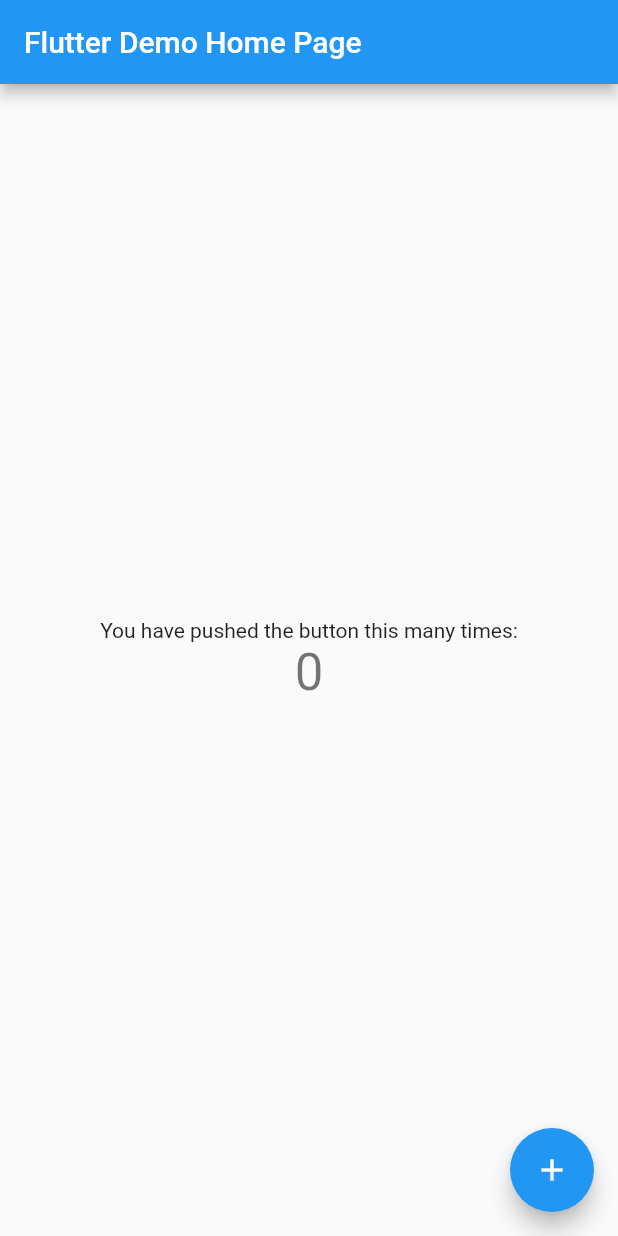
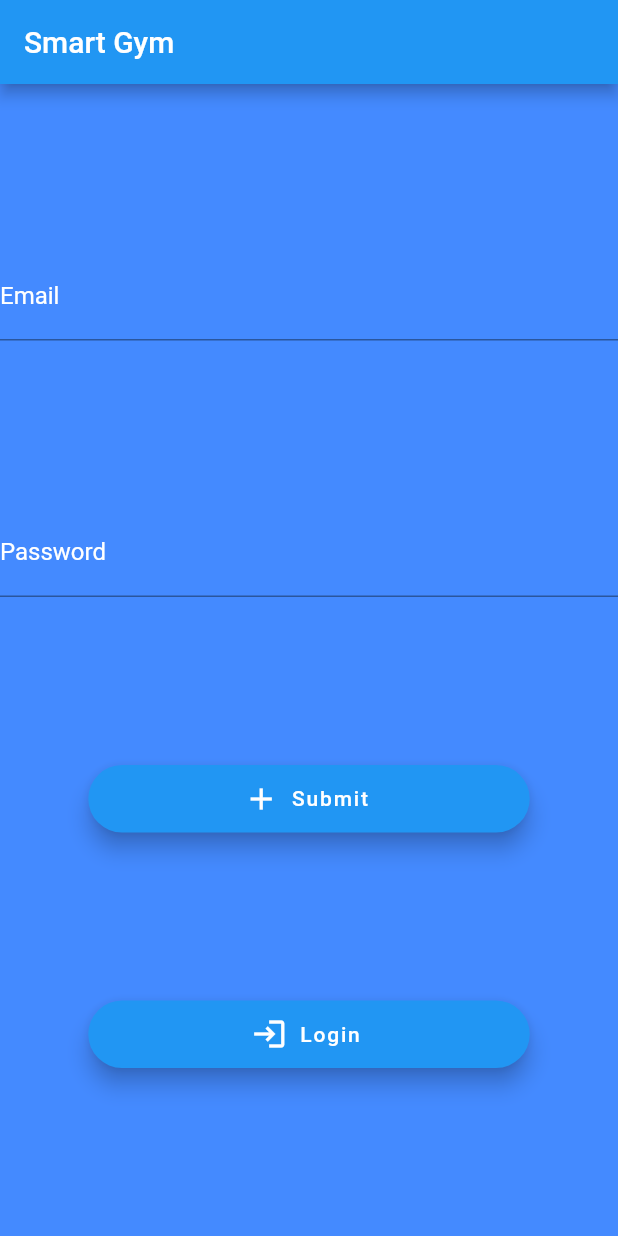
Before and after one commit to ashwin2201/SmartGym, a Flutter app: the screen it shows after launch, on a phone screen of 412 x 824 dp. Run offline on Flutter 3.47's test engine with Material 2 defaults, Android fonts, the phone set to English and light mode, and no system bars; our stand-ins replace firebase_core; missing offline and left inert: dart:html; accounts and stored records are empty.

Commit message:
added login page

```diff
--- /dev/null
+++ b/cloud_functions/flutterfire.dart
@@ -0,0 +1,17 @@
+import 'package:firebase_core/firebase_core.dart';
+import '../lib/firebase_options.dart';
+import 'package:firebase_auth/firebase_auth.dart';
+
+Future<void> register(String email, String password) async {
+  try {} on FirebaseAuthException catch (e) {
+    if (e.code == 'weak-password') {
+      print('The password provided is too weak.');
+    } else if (e.code == 'email-already-in-use') {
+      print('The account already exists for that email.');
+    }
+  } catch (e) {
+    print(e);
+  }
+}
+
+Future<void> login(String email, String passsword) async {}
--- a/lib/main.dart
+++ b/lib/main.dart
@@ -1,115 +1,28 @@
 import 'package:flutter/material.dart';
+import 'package:flutter/material.dart';
+import 'package:firebase_core/firebase_core.dart';
+import 'firebase_options.dart';
+import './widgets/login.dart';
 
-void main() {
-  runApp(const MyApp());
+void main() async {
+  runApp(MaterialApp(
+    home: Scaffold(
+      appBar: AppBar(title: Text("Smart Gym")),
+    body: Home(),)
+  ));
+  WidgetsFlutterBinding.ensureInitialized();
+  await Firebase.initializeApp(
+  options: DefaultFirebaseOptions.currentPlatform,
+);
 }
 
-class MyApp extends StatelessWidget {
-  const MyApp({Key? key}) : super(key: key);
+class Home extends StatelessWidget {
+  const Home({Key? key}) : super(key: key);
 
-  // This widget is the root of your application.
   @override
   Widget build(BuildContext context) {
-    return MaterialApp(
-      title: 'Flutter Demo',
-      theme: ThemeData(
-        // This is the theme of your application.
-        //
-        // Try running your application with "flutter run". You'll see the
-        // application has a blue toolbar. Then, without quitting the app, try
-        // changing the primarySwatch below to Colors.green and then invoke
-        // "hot reload" (press "r" in the console where you ran "flutter run",
-        // or simply save your changes to "hot reload" in a Flutter IDE).
-        // Notice that the counter didn't reset back to zero; the application
-        // is not restarted.
-        primarySwatch: Colors.blue,
-      ),
-      home: const MyHomePage(title: 'Flutter Demo Home Page'),
+    return Scaffold(
+      body:Login()
     );
   }
 }
-
-class MyHomePage extends StatefulWidget {
-  const MyHomePage({Key? key, required this.title}) : super(key: key);
-
-  // This widget is the home page of your application. It is stateful, meaning
-  // that it has a State object (defined below) that contains fields that affect
-  // how it looks.
-
-  // This class is the configuration for the state. It holds the values (in this
-  // case the title) provided by the parent (in this case the App widget) and
-  // used by the build method of the State. Fields in a Widget subclass are
-  // always marked "final".
-
-  final String title;
-
-  @override
-  State<MyHomePage> createState() => _MyHomePageState();
-}
-
-class _MyHomePageState extends State<MyHomePage> {
-  int _counter = 0;
-
-  void _incrementCounter() {
-    setState(() {
-      // This call to setState tells the Flutter framework that something has
-      // changed in this State, which causes it to rerun the build method below
-      // so that the display can reflect the updated values. If we changed
-      // _counter without calling setState(), then the build method would not be
-      // called again, and so nothing would appear to happen.
-      _counter++;
-    });
-  }
-
-  @override
-  Widget build(BuildContext context) {
-    // This method is rerun every time setState is called, for instance as done
-    // by the _incrementCounter method above.
-    //
-    // The Flutter framework has been optimized to make rerunning build methods
-    // fast, so that you can just rebuild anything that needs updating rather
-    // than having to individually change instances of widgets.
-    return Scaffold(
-      appBar: AppBar(
-        // Here we take the value from the MyHomePage object that was created by
-        // the App.build method, and use it to set our appbar title.
-        title: Text(widget.title),
-      ),
-      body: Center(
-        // Center is a layout widget. It takes a single child and positions it
-        // in the middle of the parent.
-        child: Column(
-          // Column is also a layout widget. It takes a list of children and
-          // arranges them vertically. By default, it sizes itself to fit its
-          // children horizontally, and tries to be as tall as its parent.
-          //
-          // Invoke "debug painting" (press "p" in the console, choose the
-          // "Toggle Debug Paint" action from the Flutter Inspector in Android
-          // Studio, or the "Toggle Debug Paint" command in Visual Studio Code)
-          // to see the wireframe for each widget.
-          //
-          // Column has various properties to control how it sizes itself and
-          // how it positions its children. Here we use mainAxisAlignment to
-          // center the children vertically; the main axis here is the vertical
-          // axis because Columns are vertical (the cross axis would be
-          // horizontal).
-          mainAxisAlignment: MainAxisAlignment.center,
-          children: <Widget>[
-            const Text(
-              'You have pushed the button this many times:',
-            ),
-            Text(
-              '$_counter',
-              style: Theme.of(context).textTheme.headline4,
-            ),
-          ],
-        ),
-      ),
-      floatingActionButton: FloatingActionButton(
-        onPressed: _incrementCounter,
-        tooltip: 'Increment',
-        child: const Icon(Icons.add),
-      ), // This trailing comma makes auto-formatting nicer for build methods.
-    );
-  }
-}
--- /dev/null
+++ b/lib/widgets/login.dart
@@ -0,0 +1,57 @@
+import 'dart:html';
+
+import 'package:flutter/material.dart';
+
+class Login extends StatefulWidget {
+  const Login({Key? key}) : super(key: key);
+
+  @override
+  _LoginState createState() => _LoginState();
+}
+
+class _LoginState extends State<Login> {
+  TextEditingController _emailField = TextEditingController();
+  TextEditingController _passwordField = TextEditingController();
+  @override
+  Widget build(BuildContext context) {
+    return Scaffold(
+        body: Container(
+      width: MediaQuery.of(context).size.width,
+      height: MediaQuery.of(context).size.height,
+      decoration: BoxDecoration(
+        color: Colors.blueAccent,
+      ),
+      child: Column(
+        mainAxisAlignment: MainAxisAlignment.spaceEvenly,
+        children: [
+        TextFormField(
+          controller: _emailField,
+          decoration: InputDecoration(
+              hintText: "email@email.com",
+              hintStyle: TextStyle(color: Colors.white),
+              labelText: "Email",
+              labelStyle: TextStyle(color: Colors.white)),
+        ),
+        TextFormField(
+          controller: _passwordField,
+          obscureText: true,
+          decoration: InputDecoration(
+              hintText: "Enter password",
+              hintStyle: TextStyle(color: Colors.white),
+              labelText: "Password",
+              labelStyle: TextStyle(color: Colors.white)),
+        ),
+        Container(
+          width: MediaQuery.of(context).size.width/1.4,
+          height: 45,
+          child: FloatingActionButton.extended(onPressed: (){}, label: Text("Submit"), icon: Icon(Icons.add), foregroundColor: Colors.white,)
+        ),
+        Container(
+          width: MediaQuery.of(context).size.width/1.4,
+          height: 45,
+          child: FloatingActionButton.extended(onPressed: (){}, label: Text("Login"), icon: Icon(Icons.login),)
+        )
+      ]),
+    ));
+  }
+}
--- a/pubspec.yaml
+++ b/pubspec.yaml
@@ -18,7 +18,7 @@
 version: 1.0.0+1
 
 environment:
-  sdk: ">=2.16.1 <3.0.0"
+  sdk: ">=2.17.0 <3.0.0"
 
 # Dependencies specify other packages that your package needs in order to work.
 # To automatically upgrade your package dependencies to the latest versions
@@ -34,6 +34,8 @@
   # The following adds the Cupertino Icons font to your application.
   # Use with the CupertinoIcons class for iOS style icons.
   cupertino_icons: ^1.0.2
+  english_words: ^4.0.0
+  firebase_core: ^2.1.1
 
 dev_dependencies:
   flutter_test:
```
Also changed, not shown: lib/firebase_options.dart (added), pubspec.lock, 13 other files.
